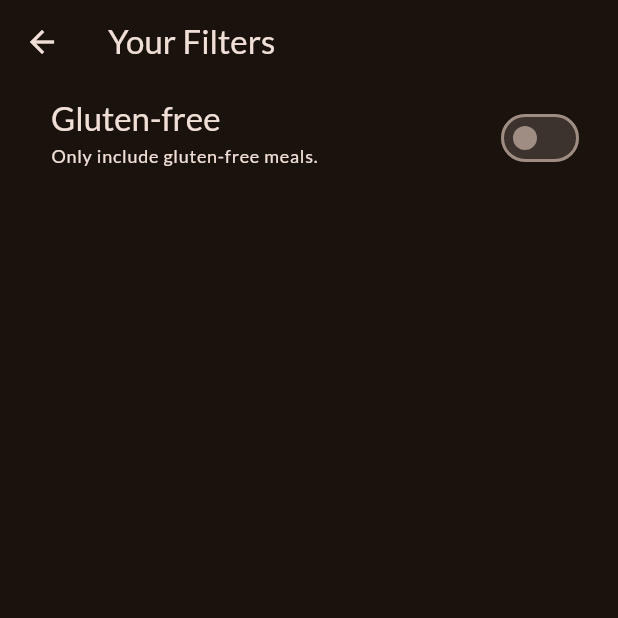
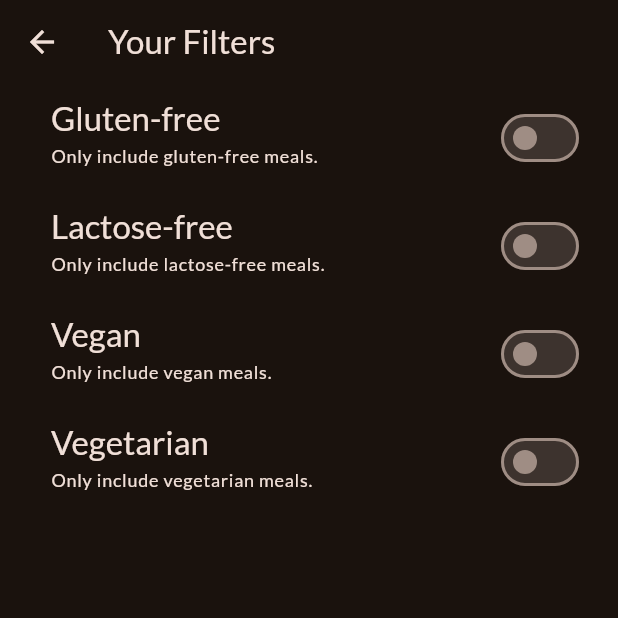
Before and after one commit to GhadeerHamed/flutter-meals-app, a Flutter app: the FiltersScreen screen opened directly, on a phone screen of 412 x 824 dp, the top half of it. Run offline on Flutter 3.47's test engine with Material 3 defaults, Android fonts, the phone set to English and light mode, and no system bars; our stand-ins replace google_fonts, transparent_image.

Commit message:
Add filter options to FiltersScreen and handle navigation results in TabsScreen

```diff
--- a/lib/screens/filters.dart
+++ b/lib/screens/filters.dart
@@ -1,6 +1,13 @@
 import 'package:flutter/material.dart';
 // import 'package:meals_app/screens/tabs.dart';
 // import 'package:meals_app/widgets/main_drawer.dart';
+
+enum Filters {
+  glutenFree,
+  lactoseFree,
+  vegan,
+  vegetarian,
+}
 
 class FiltersScreen extends StatefulWidget {
   const FiltersScreen({super.key});
@@ -11,6 +18,9 @@ class FiltersScreen extends StatefulWidget {
 
 class _FiltersScreenState extends State<FiltersScreen> {
   var _isGlutenFree = false;
+  var _isLactoseFree = false;
+  var _isVegan = false;
+  var _isVegetarian = false;
 
   @override
   Widget build(BuildContext context) {
@@ -30,7 +40,20 @@ class _FiltersScreenState extends State<FiltersScreen> {
       //     }
       //   },
       // ),
-      body: Column(
+      body: PopScope(
+        canPop: false, // Prevents system from popping without our data
+        onPopInvokedWithResult: (bool didPop, dynamic result) {
+          if (didPop) return; // Already popped, do nothing
+
+          // Manually pop with the data you want to return
+          Navigator.of(context).pop({
+            Filters.glutenFree: _isGlutenFree,
+            Filters.lactoseFree: _isLactoseFree,
+            Filters.vegan: _isVegan,
+            Filters.vegetarian: _isVegetarian,
+          });
+        },
+        child: Column(
           children: [
             SwitchListTile(
               value: _isGlutenFree,
@@ -54,7 +77,74 @@ class _FiltersScreenState extends State<FiltersScreen> {
               activeThumbColor: Theme.of(context).colorScheme.tertiary,
               contentPadding: const EdgeInsets.only(left: 34, right: 22),
             ),
+            SwitchListTile(
+              value: _isLactoseFree,
+              onChanged: (bool value) {
+                setState(() {
+                  _isLactoseFree = value;
+                });
+              },
+              title: Text(
+                "Lactose-free",
+                style: Theme.of(context).textTheme.titleLarge!.copyWith(
+                  color: Theme.of(context).colorScheme.onSurface,
+                ),
+              ),
+              subtitle: Text(
+                "Only include lactose-free meals.",
+                style: Theme.of(context).textTheme.labelMedium!.copyWith(
+                  color: Theme.of(context).colorScheme.onSurface,
+                ),
+              ),
+              activeThumbColor: Theme.of(context).colorScheme.tertiary,
+              contentPadding: const EdgeInsets.only(left: 34, right: 22),
+            ),
+            SwitchListTile(
+              value: _isVegan,
+              onChanged: (bool value) {
+                setState(() {
+                  _isVegan = value;
+                });
+              },
+              title: Text(
+                "Vegan",
+                style: Theme.of(context).textTheme.titleLarge!.copyWith(
+                  color: Theme.of(context).colorScheme.onSurface,
+                ),
+              ),
+              subtitle: Text(
+                "Only include vegan meals.",
+                style: Theme.of(context).textTheme.labelMedium!.copyWith(
+                  color: Theme.of(context).colorScheme.onSurface,
+                ),
+              ),
+              activeThumbColor: Theme.of(context).colorScheme.tertiary,
+              contentPadding: const EdgeInsets.only(left: 34, right: 22),
+            ),
+            SwitchListTile(
+              value: _isVegetarian,
+              onChanged: (bool value) {
+                setState(() {
+                  _isVegetarian = value;
+                });
+              },
+              title: Text(
+                "Vegetarian",
+                style: Theme.of(context).textTheme.titleLarge!.copyWith(
+                  color: Theme.of(context).colorScheme.onSurface,
+                ),
+              ),
+              subtitle: Text(
+                "Only include vegetarian meals.",
+                style: Theme.of(context).textTheme.labelMedium!.copyWith(
+                  color: Theme.of(context).colorScheme.onSurface,
+                ),
+              ),
+              activeThumbColor: Theme.of(context).colorScheme.tertiary,
+              contentPadding: const EdgeInsets.only(left: 34, right: 22),
+            ),
           ],
+        ),
       ),
     );
   }
```
Also changed, not shown: lib/screens/tabs.dart (+7 -4 lines). Lines whose indentation alone changed are shown as unchanged.
